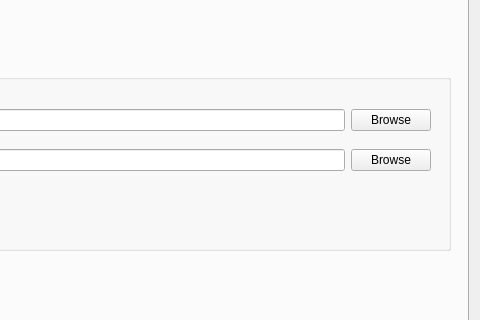
First picture: the form in frameworks/tomography/Preprocessing/StdPreprocModulesGUI/src/bblognormdlg.ui, repository neutronimaging/imagingsuite, before the edit; both pictures show x 573 to 1053 and y 267 to 587 of the 1053 by 982 pixel window.
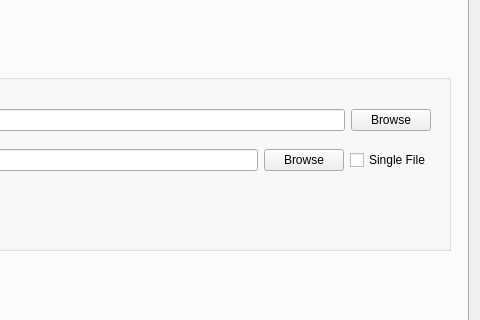
Second picture: the form after the edit. Custom widgets are drawn as their Qt base class.

Commit message: first set up of single ext BB file option

```diff
--- a/frameworks/tomography/Preprocessing/StdPreprocModulesGUI/src/bblognormdlg.ui
+++ b/frameworks/tomography/Preprocessing/StdPreprocModulesGUI/src/bblognormdlg.ui
@@ -248,6 +248,13 @@
            </property>
           </widget>
          </item>
+         <item>
+          <widget class="QCheckBox" name="check_singleext">
+           <property name="text">
+            <string>Single File</string>
+           </property>
+          </widget>
+         </item>
         </layout>
        </widget>
        <widget class="QWidget" name="horizontalLayoutWidget_9">
```
The commit also changes 4 other files.
